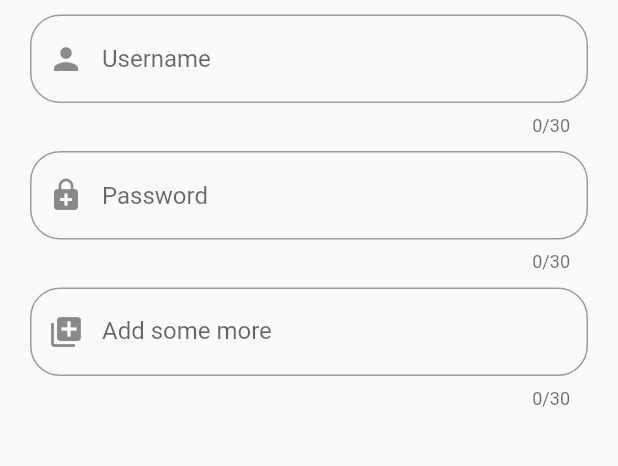
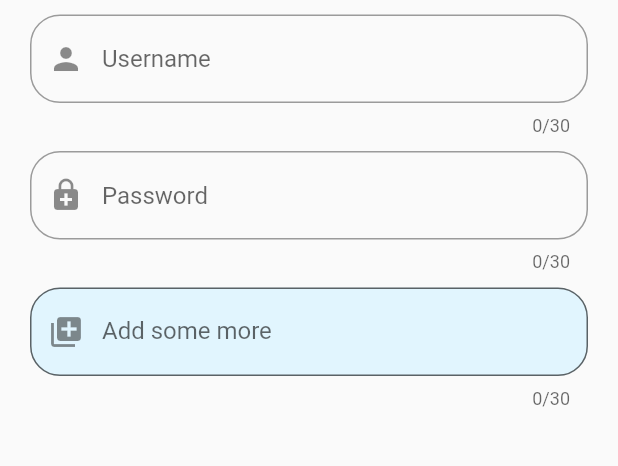
Before and after one commit to RaihanDwiPratama/Flutter_Fundamental, a Flutter app: the screen it shows after launch, on a phone screen of 412 x 824 dp, the part 362-828 px from its top. Run offline on Flutter 3.47's test engine with Material 2 defaults, Android fonts, the light colour scheme and no system bars.

Commit message:
Some styles

```diff
--- a/textfield/lib/main.dart
+++ b/textfield/lib/main.dart
@@ -91,6 +91,8 @@ class _MyAppState extends State<MyApp> {
                   // add some styles
                   decoration: InputDecoration(
                     prefixIcon: Icon(Icons.queue),
+                    fillColor: Colors.lightBlue[50],
+                    filled: true,
                     labelText: "Add some more",
                     border: OutlineInputBorder(
                       borderRadius: BorderRadius.circular(20),
```
